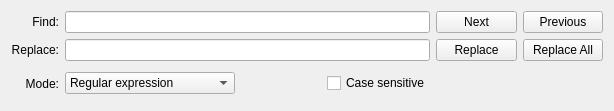
Qt form IDE/GUI/widgets/EditorWidgets/FindAndReplace/findandreplace.ui (AbyssAbbeba/MDS-picoblaze-AVR-ide) before a commit.
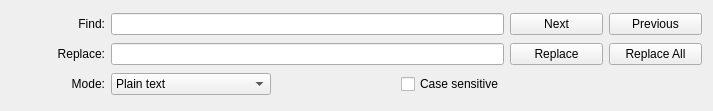
The same form after that commit. Icons and pictures are not drawn.

```diff
--- a/IDE/GUI/widgets/EditorWidgets/FindAndReplace/findandreplace.ui
+++ b/IDE/GUI/widgets/EditorWidgets/FindAndReplace/findandreplace.ui
@@ -6,7 +6,7 @@
    <rect>
     <x>0</x>
     <y>0</y>
-    <width>614</width>
+    <width>713</width>
     <height>111</height>
    </rect>
   </property>
@@ -14,39 +14,35 @@
    <string>FindAndReplace</string>
   </property>
   <layout class="QGridLayout" name="gridLayout">
-   <item row="1" column="4">
+   <item row="1" column="5">
     <widget class="QPushButton" name="btnReplace">
      <property name="sizePolicy">
-      <sizepolicy hsizetype="Preferred" vsizetype="Fixed">
+      <sizepolicy hsizetype="Fixed" vsizetype="Fixed">
        <horstretch>0</horstretch>
        <verstretch>0</verstretch>
       </sizepolicy>
      </property>
+     <property name="minimumSize">
+      <size>
+       <width>93</width>
+       <height>0</height>
+      </size>
+     </property>
+     <property name="maximumSize">
+      <size>
+       <width>93</width>
+       <height>16777215</height>
+      </size>
+     </property>
      <property name="text">
       <string>Replace</string>
      </property>
-    </widget>
-   </item>
-   <item row="1" column="1" colspan="3">
-    <widget class="QLineEdit" name="leReplace"/>
-   </item>
-   <item row="2" column="3">
-    <widget class="QCheckBox" name="chckCase">
-     <property name="sizePolicy">
-      <sizepolicy hsizetype="Fixed" vsizetype="Fixed">
-       <horstretch>0</horstretch>
-       <verstretch>0</verstretch>
-      </sizepolicy>
+     <property name="autoDefault">
+      <bool>true</bool>
      </property>
-     <property name="layoutDirection">
-      <enum>Qt::LeftToRight</enum>
-     </property>
-     <property name="text">
-      <string>Case sensitive</string>
-     </property>
     </widget>
    </item>
-   <item row="2" column="0">
+   <item row="2" column="1">
     <widget class="QLabel" name="label_3">
      <property name="layoutDirection">
       <enum>Qt::RightToLeft</enum>
@@ -59,20 +55,7 @@
      </property>
     </widget>
    </item>
-   <item row="0" column="5">
-    <widget class="QPushButton" name="btnFindPrev">
-     <property name="sizePolicy">
-      <sizepolicy hsizetype="Preferred" vsizetype="Fixed">
-       <horstretch>0</horstretch>
-       <verstretch>0</verstretch>
-      </sizepolicy>
-     </property>
-     <property name="text">
-      <string>Previous</string>
-     </property>
-    </widget>
-   </item>
-   <item row="0" column="0">
+   <item row="0" column="1">
     <widget class="QLabel" name="label">
      <property name="sizePolicy">
       <sizepolicy hsizetype="Preferred" vsizetype="Preferred">
@@ -88,7 +71,7 @@
      </property>
     </widget>
    </item>
-   <item row="1" column="0">
+   <item row="1" column="1">
     <widget class="QLabel" name="label_2">
      <property name="sizePolicy">
       <sizepolicy hsizetype="Fixed" vsizetype="Preferred">
@@ -107,33 +90,7 @@
      </property>
     </widget>
    </item>
-   <item row="0" column="4">
-    <widget class="QPushButton" name="btnFindNext">
-     <property name="sizePolicy">
-      <sizepolicy hsizetype="Preferred" vsizetype="Fixed">
-       <horstretch>0</horstretch>
-       <verstretch>0</verstretch>
-      </sizepolicy>
-     </property>
-     <property name="text">
-      <string>Next</string>
-     </property>
-    </widget>
-   </item>
-   <item row="1" column="5">
-    <widget class="QPushButton" name="btnReplaceAll">
-     <property name="sizePolicy">
-      <sizepolicy hsizetype="Preferred" vsizetype="Fixed">
-       <horstretch>0</horstretch>
-       <verstretch>0</verstretch>
-      </sizepolicy>
-     </property>
-     <property name="text">
-      <string>Replace All</string>
-     </property>
-    </widget>
-   </item>
-   <item row="2" column="1">
+   <item row="2" column="2">
     <widget class="QComboBox" name="cmbMode">
      <property name="sizePolicy">
       <sizepolicy hsizetype="Fixed" vsizetype="Fixed">
@@ -143,12 +100,18 @@
      </property>
      <property name="minimumSize">
       <size>
-       <width>170</width>
+       <width>160</width>
        <height>0</height>
       </size>
      </property>
+     <property name="maximumSize">
+      <size>
+       <width>160</width>
+       <height>16777215</height>
+      </size>
+     </property>
      <property name="currentIndex">
-      <number>2</number>
+      <number>0</number>
      </property>
      <property name="sizeAdjustPolicy">
       <enum>QComboBox::AdjustToMinimumContentsLength</enum>
@@ -170,22 +133,139 @@
      </item>
     </widget>
    </item>
-   <item row="0" column="1" colspan="3">
+   <item row="1" column="2" colspan="3">
+    <widget class="QLineEdit" name="leReplace"/>
+   </item>
+   <item row="0" column="2" colspan="3">
     <widget class="QLineEdit" name="leFind"/>
    </item>
-   <item row="2" column="2">
-    <spacer name="verticalSpacer">
+   <item row="0" column="6">
+    <widget class="QPushButton" name="btnFindPrev">
+     <property name="sizePolicy">
+      <sizepolicy hsizetype="Fixed" vsizetype="Fixed">
+       <horstretch>0</horstretch>
+       <verstretch>0</verstretch>
+      </sizepolicy>
+     </property>
+     <property name="minimumSize">
+      <size>
+       <width>93</width>
+       <height>0</height>
+      </size>
+     </property>
+     <property name="maximumSize">
+      <size>
+       <width>93</width>
+       <height>16777215</height>
+      </size>
+     </property>
+     <property name="text">
+      <string>Previous</string>
+     </property>
+     <property name="autoDefault">
+      <bool>true</bool>
+     </property>
+    </widget>
+   </item>
+   <item row="0" column="5">
+    <widget class="QPushButton" name="btnFindNext">
+     <property name="sizePolicy">
+      <sizepolicy hsizetype="Fixed" vsizetype="Fixed">
+       <horstretch>0</horstretch>
+       <verstretch>0</verstretch>
+      </sizepolicy>
+     </property>
+     <property name="minimumSize">
+      <size>
+       <width>93</width>
+       <height>0</height>
+      </size>
+     </property>
+     <property name="maximumSize">
+      <size>
+       <width>93</width>
+       <height>16777215</height>
+      </size>
+     </property>
+     <property name="text">
+      <string>Next</string>
+     </property>
+     <property name="autoDefault">
+      <bool>true</bool>
+     </property>
+    </widget>
+   </item>
+   <item row="2" column="4">
+    <widget class="QCheckBox" name="chckCase">
+     <property name="sizePolicy">
+      <sizepolicy hsizetype="Fixed" vsizetype="Fixed">
+       <horstretch>0</horstretch>
+       <verstretch>0</verstretch>
+      </sizepolicy>
+     </property>
+     <property name="layoutDirection">
+      <enum>Qt::LeftToRight</enum>
+     </property>
+     <property name="text">
+      <string>Case sensitive</string>
+     </property>
+    </widget>
+   </item>
+   <item row="1" column="6">
+    <widget class="QPushButton" name="btnReplaceAll">
+     <property name="sizePolicy">
+      <sizepolicy hsizetype="Fixed" vsizetype="Fixed">
+       <horstretch>0</horstretch>
+       <verstretch>0</verstretch>
+      </sizepolicy>
+     </property>
+     <property name="minimumSize">
+      <size>
+       <width>93</width>
+       <height>0</height>
+      </size>
+     </property>
+     <property name="maximumSize">
+      <size>
+       <width>93</width>
+       <height>16777215</height>
+      </size>
+     </property>
+     <property name="text">
+      <string>Replace All</string>
+     </property>
+     <property name="autoDefault">
+      <bool>true</bool>
+     </property>
+    </widget>
+   </item>
+   <item row="2" column="3">
+    <spacer name="horizontalSpacer">
      <property name="orientation">
-      <enum>Qt::Vertical</enum>
+      <enum>Qt::Horizontal</enum>
      </property>
      <property name="sizeHint" stdset="0">
       <size>
-       <width>20</width>
-       <height>40</height>
+       <width>40</width>
+       <height>20</height>
       </size>
      </property>
     </spacer>
    </item>
+   <item row="0" column="0">
+    <widget class="QPushButton" name="btnClose">
+     <property name="text">
+      <string/>
+     </property>
+     <property name="icon">
+      <iconset resource="../../../icons.qrc">
+       <normaloff>:/resources/icons/cancel.png</normaloff>:/resources/icons/cancel.png</iconset>
+     </property>
+     <property name="flat">
+      <bool>true</bool>
+     </property>
+    </widget>
+   </item>
   </layout>
  </widget>
  <resources/>
```
Left out of the diff: 4 changed lines with no effect on the pictures.
